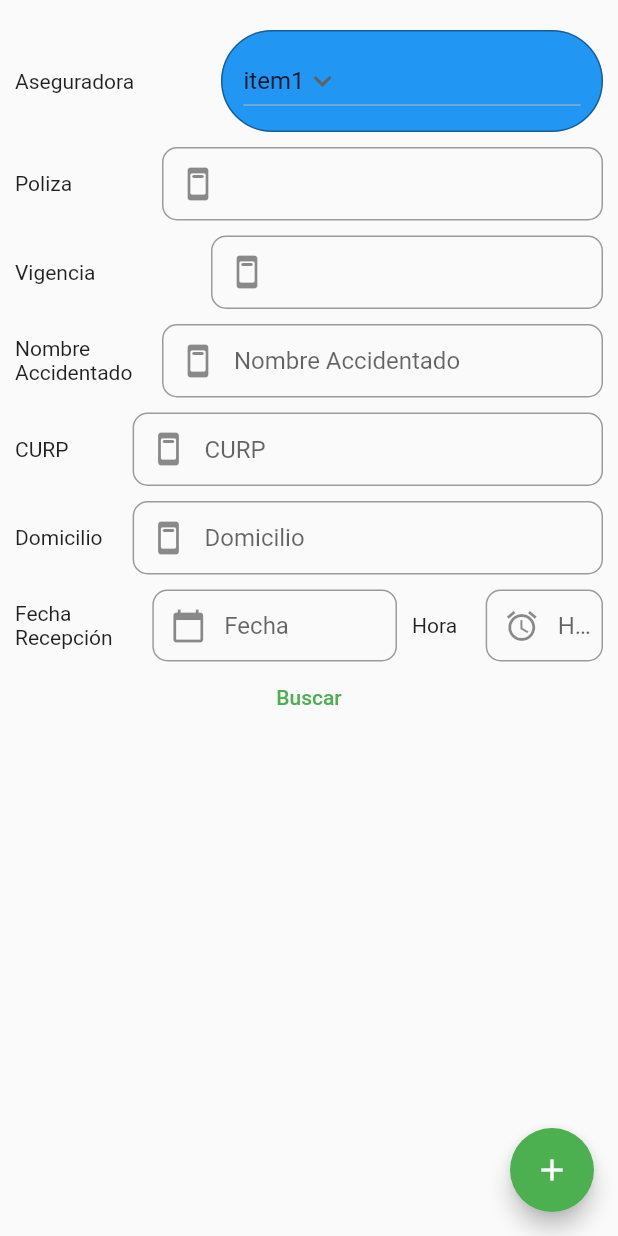
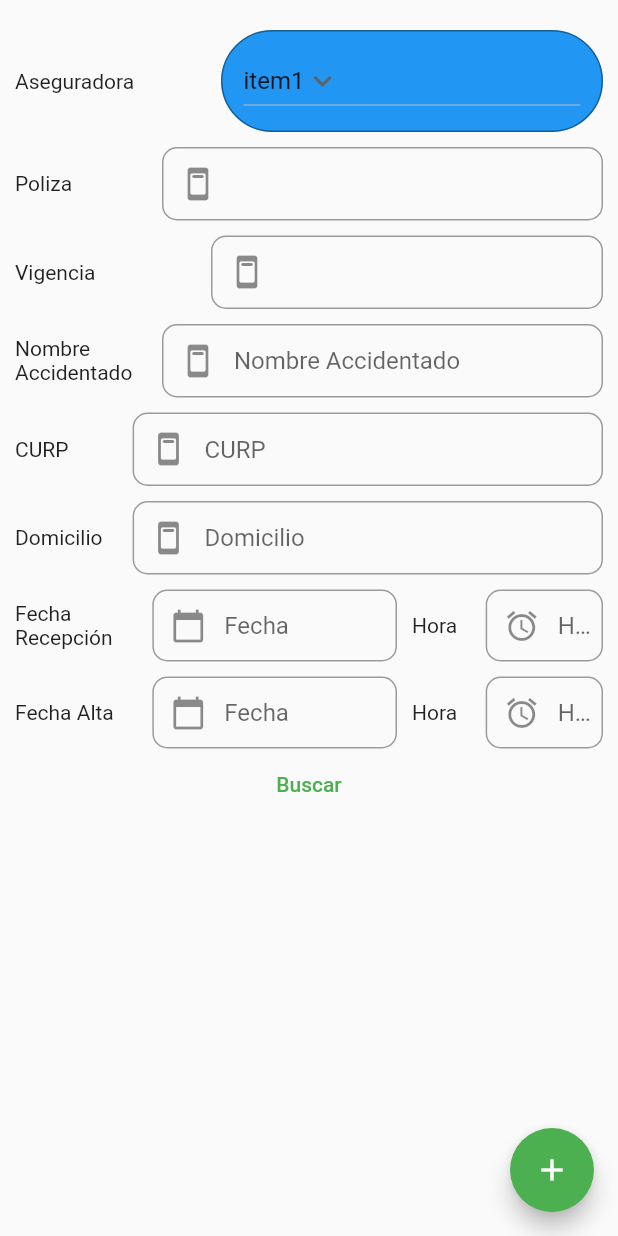
Before and after one commit to Luisicho/Movilidad, a Flutter app: the secondStep screen opened directly, on a phone screen of 412 x 824 dp. Run offline on Flutter 3.47's test engine with Material 2 defaults, Android fonts, the phone set to English and light mode, and no system bars; our stand-ins replace flutter_map, flutter_speed_dial, fluttertoast, geolocator, image_picker, latlong2 and 1 more.

Commit message:
AddAltaField

```diff
--- a/lib/levantamiento/views/afectado_view.dart
+++ b/lib/levantamiento/views/afectado_view.dart
@@ -19,8 +19,12 @@ final TextEditingController vigenciaController = TextEditingController();
 final TextEditingController nombreAcController = TextEditingController();
 final TextEditingController CURPController = TextEditingController();
 final TextEditingController domicilioController = TextEditingController();
-final TextEditingController fechaController = TextEditingController();
-final TextEditingController hourController = TextEditingController();
+final TextEditingController fechaRecepcionController = TextEditingController();
+final TextEditingController hourRecepcionController = TextEditingController();
+final TextEditingController fechaAltaController = TextEditingController();
+final TextEditingController hourAltaController = TextEditingController();
+
+
 
 //Generales
 var initialList = "item1";
@@ -216,7 +220,7 @@ class _afectadoViewState extends State<afectadoView> {
           flex: 2,
           child: TextFormField(
             readOnly: true,
-            controller: fechaController,
+            controller: fechaRecepcionController,
             decoration: InputDecoration(
               prefixIcon: const Icon(Icons.calendar_today),
               contentPadding: const EdgeInsets.fromLTRB(05, 0, 05, 0),
@@ -236,7 +240,7 @@ class _afectadoViewState extends State<afectadoView> {
               if (datePicket != null) {
                 //make format to the date
                 var formatedDate = DateFormat("dd-MM-yyyy").format(datePicket);
-                fechaController.text = formatedDate.toString();
+                fechaRecepcionController.text = formatedDate.toString();
               }
             },
           ),
@@ -257,7 +261,7 @@ class _afectadoViewState extends State<afectadoView> {
           flex: 2,
           child: TextFormField(
             readOnly: true,
-            controller: hourController,
+            controller: hourRecepcionController,
             decoration: InputDecoration(
               prefixIcon: const Icon(Icons.access_alarm),
               contentPadding: const EdgeInsets.fromLTRB(05, 0, 05, 0),
@@ -275,7 +279,7 @@ class _afectadoViewState extends State<afectadoView> {
               if (timePicket != null) {
                 //make format to the time
                 //var formatedDate = DateFormat("dd-MM-yyyy").format(datePicket);
-                hourController.text = timePicket.format(context).toString();
+                hourRecepcionController.text = timePicket.format(context).toString();
               }
             },
           ),
@@ -300,6 +304,105 @@ class _afectadoViewState extends State<afectadoView> {
         ]
     );
 
+    //DateAltaField
+    final dateAltaField = Row(
+      mainAxisAlignment: MainAxisAlignment.center,
+      children: [
+        Expanded(
+          flex: 1,
+          child: Text("Fecha Alta"),
+        ),
+        const SizedBox(width: 10),
+        Expanded(
+          flex: 2,
+          child: TextFormField(
+            readOnly: true,
+            controller: fechaAltaController,
+            decoration: InputDecoration(
+              prefixIcon: const Icon(Icons.calendar_today),
+              contentPadding: const EdgeInsets.fromLTRB(05, 0, 05, 0),
+              hintText: "Fecha",
+              border: OutlineInputBorder(
+                borderRadius: BorderRadius.circular(10),
+              ),
+            ),
+            onTap: () async {
+              // Get the date
+              DateTime? datePicket = await showDatePicker(
+                context: context,
+                initialDate: DateTime.now(),
+                firstDate: DateTime(1999),
+                lastDate: DateTime(2050),
+              );
+              if (datePicket != null) {
+                //make format to the date
+                var formatedDate = DateFormat("dd-MM-yyyy").format(datePicket);
+                fechaAltaController.text = formatedDate.toString();
+              }
+            },
+          ),
+        ),
+      ],
+    );
+
+    //HourAltaField
+    final hourAltaField = Row(
+      mainAxisAlignment: MainAxisAlignment.center,
+      children: [
+        Expanded(
+          flex: 1,
+          child: Text("Hora"),
+        ),
+        const SizedBox(width: 10),
+        Expanded(
+          flex: 2,
+          child: TextFormField(
+            readOnly: true,
+            controller: hourAltaController,
+            decoration: InputDecoration(
+              prefixIcon: const Icon(Icons.access_alarm),
+              contentPadding: const EdgeInsets.fromLTRB(05, 0, 05, 0),
+              hintText: "Hora",
+              border: OutlineInputBorder(
+                borderRadius: BorderRadius.circular(10),
+              ),
+            ),
+            onTap: () async {
+              // Get the date
+              TimeOfDay? timePicket = await showTimePicker(
+                context: context,
+                initialTime: TimeOfDay.now(),
+              );
+              if (timePicket != null) {
+                //make format to the time
+                //var formatedDate = DateFormat("dd-MM-yyyy").format(datePicket);
+                hourAltaController.text = timePicket.format(context).toString();
+              }
+            },
+          ),
+        ),
+      ],
+    );
+
+    //AltaField
+    final AltaField =
+      Row(
+        mainAxisAlignment: MainAxisAlignment.center,
+        children: [
+          Expanded(
+            flex: 2,
+            child: dateAltaField
+          ),
+          const SizedBox(width: 10),
+          Expanded(
+            flex: 1,
+            child: hourAltaField
+          ),
+        ]
+    );
+
+
+
     //----Return
     return Container(
       height: 800,
@@ -322,6 +425,8 @@ class _afectadoViewState extends State<afectadoView> {
           domicilioField,
           const SizedBox(height: 10),
           RecepcionField,
+          const SizedBox(height: 10),
+          AltaField,
           //--------------Pruebas Flutter
           TextButton(
             onPressed: () {
```
